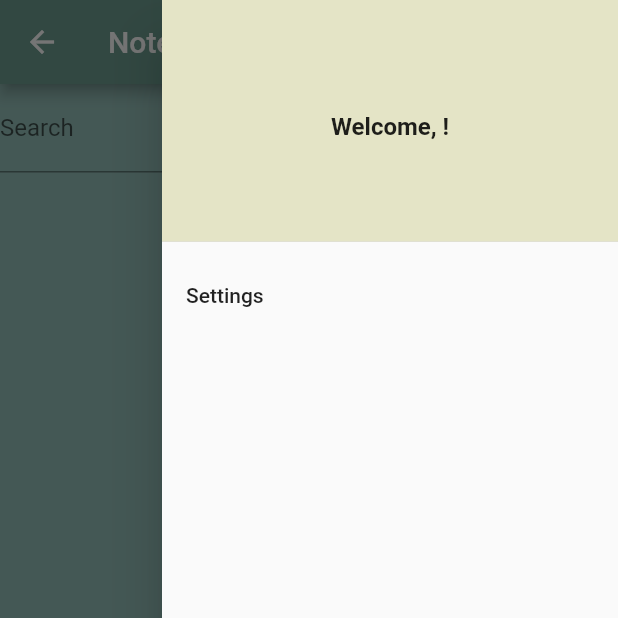
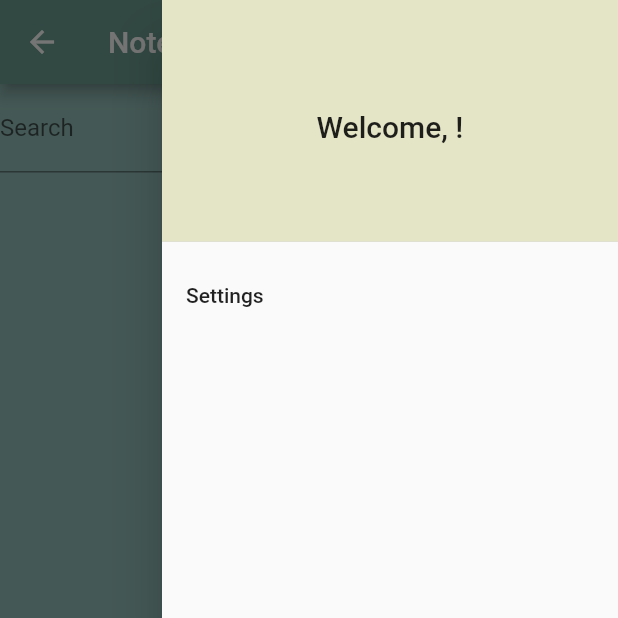
Before and after one commit to maxrtorres/blitznote, a Flutter app: the HomeScreen screen opened by its route, tab 2 chosen, with the side drawer open, on a phone screen of 412 x 824 dp, the top half of it. Run offline on Flutter 3.47's test engine with Material 2 defaults, Android fonts, the phone set to English and light mode, and no system bars; our stand-ins replace flutter_secure_storage, fluttertoast, hive, local_auth; accounts and stored records are empty.

Commit message:
Adjust text font sizes for readability

```diff
--- a/lib/screens/home_screen.dart
+++ b/lib/screens/home_screen.dart
@@ -42,8 +42,7 @@ class _HomeScreenState extends State<HomeScreen> {
                   ),
                   child: Center(
                       child: Text('Welcome, $username!',
-                          style: TextStyle(
-                              fontWeight: FontWeight.bold, fontSize: 16))),
+                          style: TextStyle(fontSize: 20))),
                 ),
                 ListTile(
                   title: Text(Strings.settingsTitle),
--- a/lib/screens/list_tab.dart
+++ b/lib/screens/list_tab.dart
@@ -77,8 +77,8 @@ class _ListTabState extends State<ListTab> {
         children: ListTile.divideTiles(
           context: context,
           tiles: notes.map((note) => new ListTile(
-                title: new Text(note.title),
-                subtitle: new Text(note.body),
+                title: new Text(note.title, style: TextStyle(fontSize: 20)),
+                subtitle: new Text(note.body, style: TextStyle(fontSize: 15)),
                 onTap: () async {
                   final result = await Navigator.pushNamed(
                       context, Routes.editNoteRoute,
--- a/lib/screens/search_tab.dart
+++ b/lib/screens/search_tab.dart
@@ -69,8 +69,10 @@ class _SearchTabState extends State<SearchTab> {
               children: ListTile.divideTiles(
                 context: context,
                 tiles: queryResult.map((note) => new ListTile(
-                      title: new Text(note.title),
-                      subtitle: new Text(note.body),
+                      title:
+                          new Text(note.title, style: TextStyle(fontSize: 20)),
+                      subtitle:
+                          new Text(note.body, style: TextStyle(fontSize: 15)),
                     )),
               ).toList(),
             ),
```
